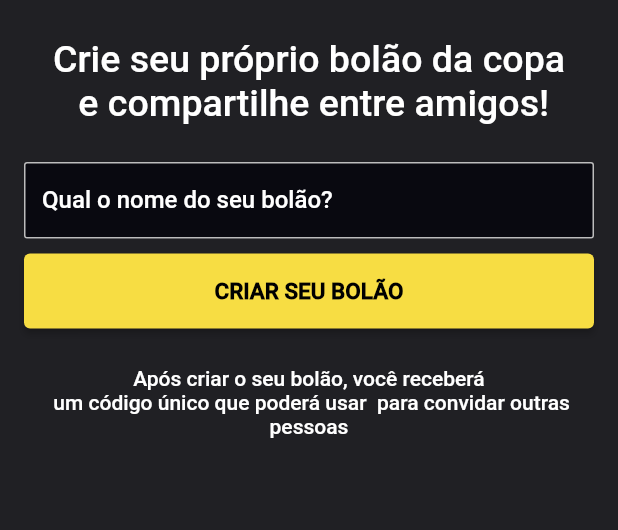
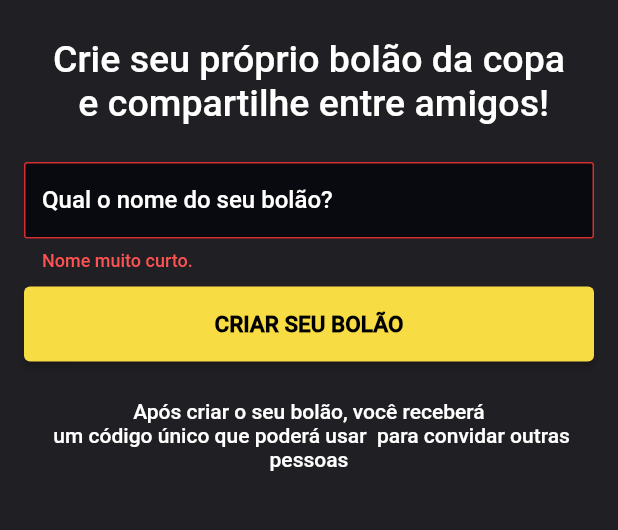
Before and after one commit to DamiaoCanndido/fifa_world_cup_2022, a Flutter app: the NewBetPage screen opened directly, after a tap on "CRIAR SEU BOLÃO", on a phone screen of 412 x 824 dp, the part 99-629 px from its top. Run offline on Flutter 3.47's test engine with Material 2 defaults, Android fonts, the phone set to English and light mode, and no system bars; our stand-ins replace flutter_dotenv, flutter_svg, get, get_storage, google_sign_in, loading_animation_widget; accounts and stored records are empty; network calls fail.

```diff
--- a/lib/app/core/ui/widgets/fwc_appbar.dart
+++ b/lib/app/core/ui/widgets/fwc_appbar.dart
@@ -9,5 +9,6 @@ class FWCAppBar extends AppBar {
     super.centerTitle = true,
     super.iconTheme = const IconThemeData(color: Colors.white),
     super.bottom,
+    super.actions,
   });
 }
--- a/lib/app/modules/home/home_binding.dart
+++ b/lib/app/modules/home/home_binding.dart
@@ -1,4 +1,3 @@
-import 'package:fwc_2022/app/core/services/auth_services.dart';
 import 'package:fwc_2022/app/modules/home/home_controller.dart';
 import 'package:get/get.dart';
 
--- a/lib/app/modules/new_bet/new_bet_controller.dart
+++ b/lib/app/modules/new_bet/new_bet_controller.dart
@@ -1,3 +1,11 @@
 import 'package:get/get.dart';
 
-class NewBetController extends GetxController {}
+class NewBetController extends GetxController {
+  String? validateName(String? value) {
+    String v = value!.trim();
+    if (v.length < 3 || v.isEmpty) {
+      return "Nome muito curto.";
+    }
+    return null;
+  }
+}
--- a/lib/app/modules/new_bet/new_bet_page.dart
+++ b/lib/app/modules/new_bet/new_bet_page.dart
@@ -2,16 +2,23 @@ import 'package:flutter/material.dart';
 import 'package:flutter_svg/svg.dart';
 import 'package:fwc_2022/app/core/ui/widgets/fwc_button.dart';
 import 'package:fwc_2022/app/core/ui/widgets/fwc_textformfield.dart';
+import 'package:fwc_2022/app/modules/new_bet/new_bet_controller.dart';
+import 'package:get/get.dart';
 
-class NewBetPage extends StatelessWidget {
+class NewBetPage extends GetView<NewBetController> {
   const NewBetPage({super.key});
 
   @override
   Widget build(BuildContext context) {
+    final _formKey = GlobalKey<FormState>();
+    final _newBetEC = TextEditingController();
+
     return Scaffold(
       body: Container(
         margin: const EdgeInsets.all(16),
         alignment: Alignment.center,
+        child: Form(
+          key: _formKey,
           child: Column(
             children: [
               SvgPicture.asset(
@@ -32,9 +39,13 @@ class NewBetPage extends StatelessWidget {
               const SizedBox(
                 height: 25,
               ),
-            const FWCTextFormField(
+              FWCTextFormField(
                 label: "Qual o nome do seu bolão?",
-              style: TextStyle(
+                controller: _newBetEC,
+                validator: (value) {
+                  return controller.validateName(value);
+                },
+                style: const TextStyle(
                   color: Colors.white,
                 ),
               ),
@@ -43,7 +54,10 @@ class NewBetPage extends StatelessWidget {
               ),
               FWCButton(
                 label: "CRIAR SEU BOLÃO",
-              onPressed: () {},
+                onPressed: () {
+                  final formState = _formKey.currentState!.validate();
+                  if (formState) {}
+                },
                 width: double.infinity,
               ),
               const SizedBox(
@@ -59,6 +73,7 @@ class NewBetPage extends StatelessWidget {
             ],
           ),
         ),
+      ),
     );
   }
 }
```
Also changed, not shown: lib/app/core/services/google_services.dart (+7 -0 lines), lib/app/modules/guess/guess_page.dart (+9 -0 lines), lib/app/modules/signin/signin_controller.dart (+7 -0 lines), lib/app/repository/bet/bet_repository.dart (added). Lines whose indentation alone changed are shown as unchanged.
